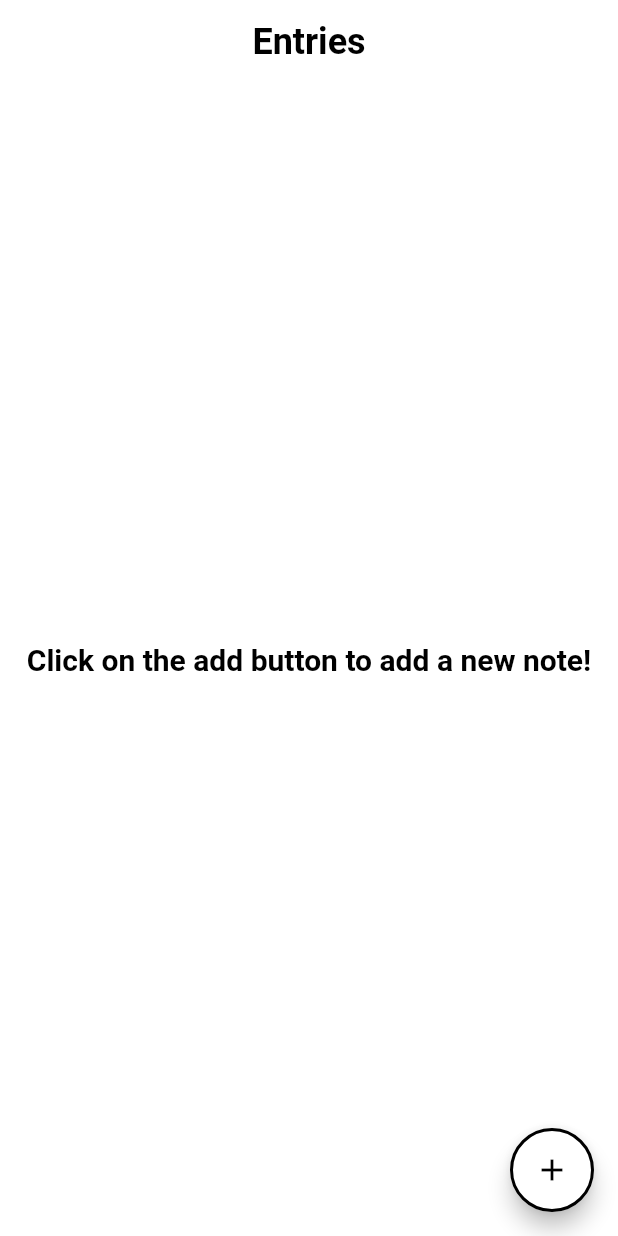
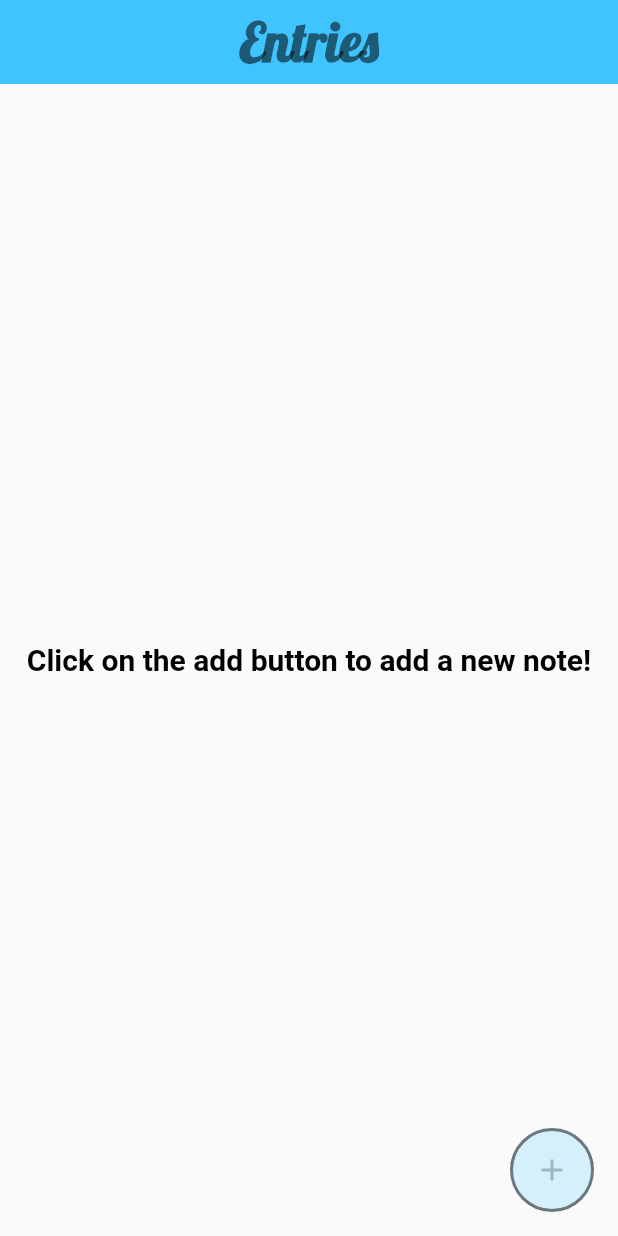
Before and after one commit to WomenHacksTeam/RestoreThoughts, a Flutter app: the screen it shows after launch, on a phone screen of 412 x 824 dp. Run offline on Flutter 3.47's test engine with Material 2 defaults, Android fonts, the phone set to English and light mode, and no system bars; our stand-ins replace google_fonts, sqflite; accounts and stored records are empty; Roboto replaces fonts that are missing (Sans).

Commit message:
Added Colors

```diff
--- a/lib/main.dart
+++ b/lib/main.dart
@@ -1,6 +1,6 @@
 import 'package:flutter/material.dart';
 import 'package:notes_app/screens/note_list.dart';
-import 'package:flutter_local_notifications/flutter_local_notifications.dart';
+import 'package:google_fonts/google_fonts.dart';
 
 void main() {
   runApp(MyApp());
@@ -12,14 +12,24 @@ class MyApp extends StatelessWidget {
     return MaterialApp(
       title: 'NoteKeeper',
       debugShowCheckedModeBanner: false,
+
       theme: ThemeData(
-        primarySwatch: Colors.deepPurple,
+
+        primarySwatch: Colors.lightBlue,
+        primaryColor: Colors.black,
+
+
         textTheme: TextTheme(
-          headline: TextStyle(
-              fontFamily: 'Sans',
-              fontWeight: FontWeight.bold,
-              color: Colors.black,
-              fontSize: 24),
+          headline: GoogleFonts.lobster(
+            fontWeight: FontWeight.bold,
+            color: Colors.black54,
+            fontSize: 36),
+          //TextStyle(
+             // fontFamily: GoogleFonts,
+
+              //fontWeight: FontWeight.bold,
+              //color: Colors.black,
+             // fontSize: 24),
           body1: TextStyle(
               fontFamily: 'Sans',
               fontWeight: FontWeight.bold,
--- a/lib/screens/note_detail.dart
+++ b/lib/screens/note_detail.dart
@@ -20,7 +20,7 @@ class NoteDetailState extends State<NoteDetail> {
   DatabaseHelper helper = DatabaseHelper();
 
   double _priority = 2;
-  List labels = ['Good ✨', 'Great 💎', 'Amazing 👑'];
+  List labels = ['Good ', 'Great ', 'Amazing '];
   DateTime _displayDate = DateTime.now();
   TextEditingController _controller;
 
@@ -64,7 +64,7 @@ class NoteDetailState extends State<NoteDetail> {
               appBarTitle,
               style: Theme.of(context).textTheme.headline,
             ),
-            backgroundColor: colors[color],
+            backgroundColor: Colors.lightBlueAccent,
             leading: IconButton(
                 icon: Icon(Icons.arrow_back_ios, color: Colors.black),
                 onPressed: () {
--- a/lib/screens/note_list.dart
+++ b/lib/screens/note_list.dart
@@ -8,6 +8,7 @@ import 'package:notes_app/screens/search_note.dart';
 import 'package:notes_app/utils/widgets.dart';
 import 'package:sqflite/sqflite.dart';
 import 'package:intl/intl.dart';
+import 'package:google_fonts/google_fonts.dart';
 
 class NoteList extends StatefulWidget {
   @override
@@ -34,7 +35,7 @@ class NoteListState extends State<NoteList> {
         title: Text('Entries', style: Theme.of(context).textTheme.headline),
         centerTitle: true,
         elevation: 0,
-        backgroundColor: Colors.white,
+        backgroundColor: Colors.lightBlueAccent,
         leading: noteList.length == 0
             ? Container()
             : IconButton(
@@ -72,7 +73,8 @@ class NoteListState extends State<NoteList> {
       appBar: myAppBar(),
       body: noteList.length == 0
           ? Container(
-              color: Colors.white,
+              //color: Colors.white,
+
               child: Center(
                 child: Padding(
                   padding: const EdgeInsets.all(16.0),
@@ -82,7 +84,17 @@ class NoteListState extends State<NoteList> {
               ),
             )
           : Container(
-              color: Colors.white,
+              //color: Colors.white,
+        decoration: BoxDecoration(
+            gradient: LinearGradient(
+              begin : Alignment.topCenter,
+              end: Alignment.bottomCenter,
+              colors: [
+                Colors.lightBlueAccent,
+                Colors.white10,
+              ],
+            )
+        ),
               child: getNotesList(),
             ),
       floatingActionButton: FloatingActionButton(
@@ -91,9 +103,12 @@ class NoteListState extends State<NoteList> {
           navigateToDetail(Note('', date, 2, 0), 'Add Entry');
         },
         tooltip: 'What did you accomplish?',
-        shape: CircleBorder(side: BorderSide(color: Colors.black, width: 2.0)),
-        child: Icon(Icons.add, color: Colors.black),
-        backgroundColor: Colors.white,
+        shape: CircleBorder(side: BorderSide(color: Colors.black.withOpacity(0.5), width: 2.0)),
+        child: Icon(Icons.add, color: Colors.blueGrey.withOpacity(0.5)),
+        elevation: 0,
+        backgroundColor: Colors.lightBlueAccent.withOpacity(0.2),
+
+
       ),
     );
   }
--- a/pubspec.yaml
+++ b/pubspec.yaml
@@ -10,6 +10,7 @@ environment:
 dependencies:
   flutter:
     sdk: flutter
+  google_fonts: ^1.1.1
 
   sqflite:
   path_provider:
```
Also changed, not shown: pubspec.lock, 1 other file.
